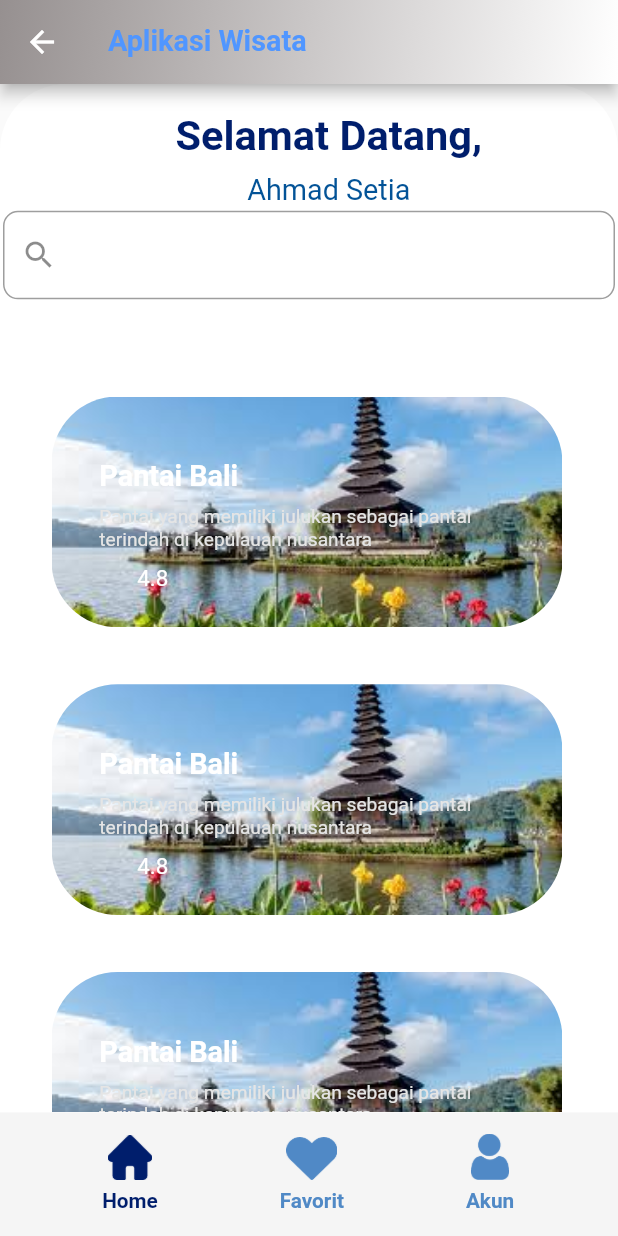
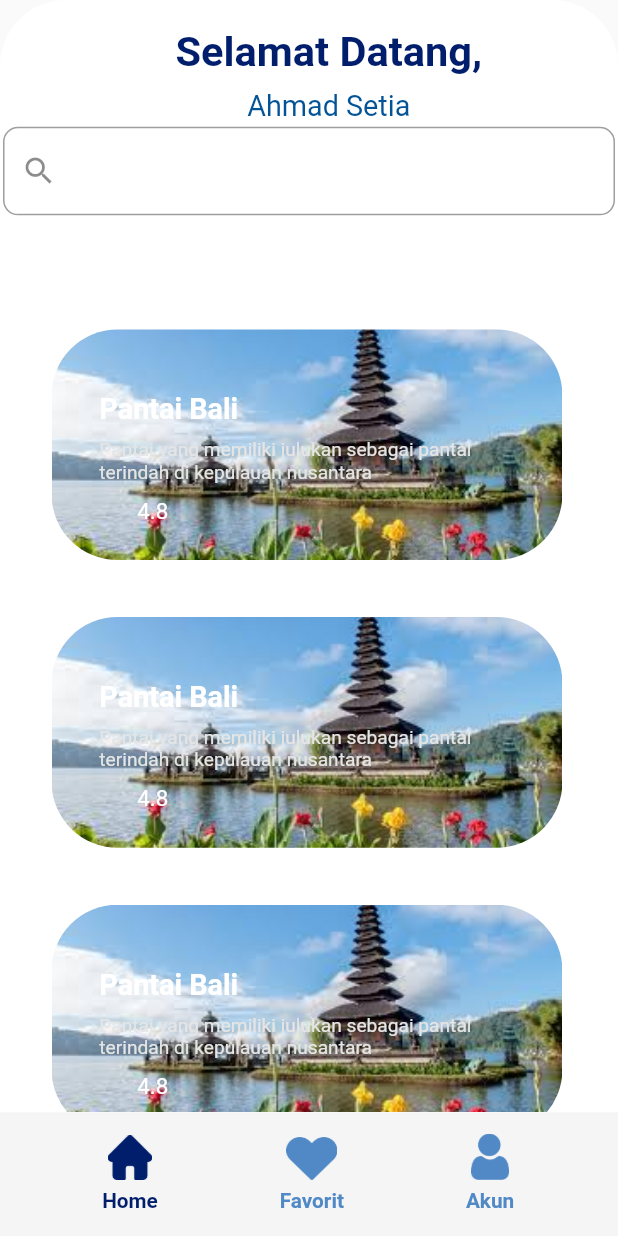
Before and after one commit to imam-f-gund/flutter_aplikasi_wisata, a Flutter app: the Scene2 screen opened directly, on a phone screen of 412 x 824 dp. Run offline on Flutter 3.47's test engine with Material 2 defaults, Android fonts, the light colour scheme and no system bars; our stand-ins replace google_fonts.

Commit message:
update home

```diff
--- a/lib/page-1/home.dart
+++ b/lib/page-1/home.dart
@@ -158,27 +158,7 @@ class Scene2 extends StatelessWidget {
     }
 
     return Scaffold(
-      appBar: AppBar(
-        title: Text('Aplikasi Wisata',
-            style: SafeGoogleFont(
-              'Roboto',
-              fontSize: 18 * ffem,
-              fontWeight: FontWeight.w700,
-              height: 1.1725 * ffem / fem,
-              color: Color.fromARGB(255, 80, 150, 255),
-            )),
-        flexibleSpace: Container(
-          decoration: BoxDecoration(
-            gradient: LinearGradient(
-                colors: [
-                  Color.fromARGB(255, 150, 144, 144),
-                  Color.fromARGB(255, 255, 255, 255)
-                ],
-                begin: FractionalOffset.topLeft,
-                end: FractionalOffset.bottomRight),
-          ),
-        ),
-      ),
+
       body: Container(
         width: double.infinity,
         child: Container(
```
